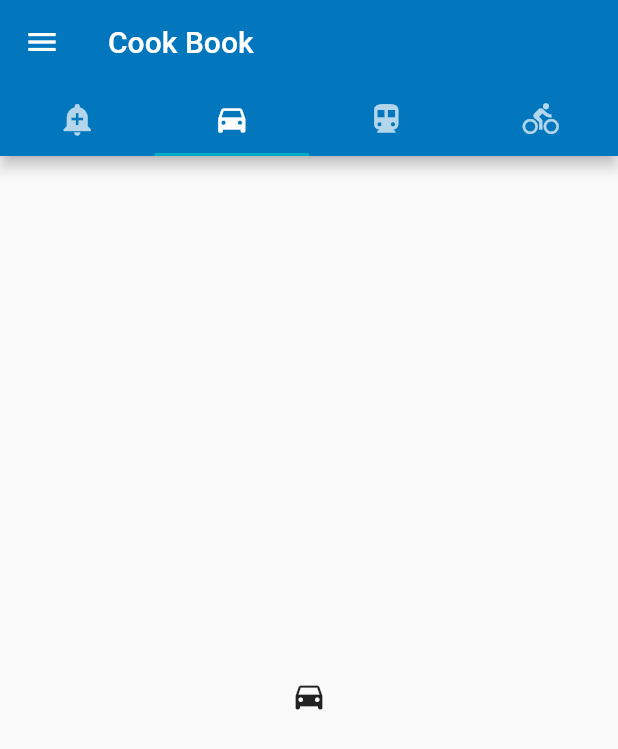
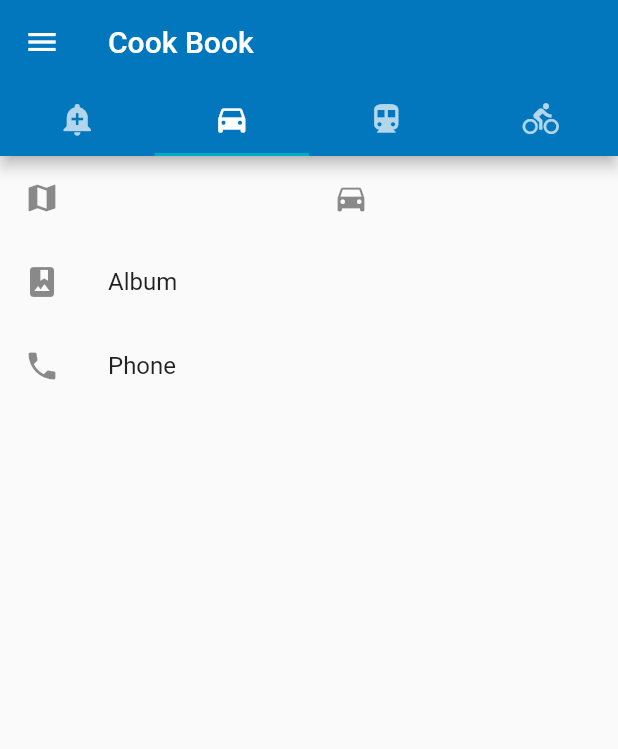
Before and after one commit to javyliu/flutter_cookbook, a Flutter app: the screen it shows after launch, tab 2 chosen, on a phone screen of 412 x 824 dp. Shown: the top 749 px of the screen. Run offline on Flutter 3.47's test engine with Material 2 defaults, Android fonts, the light colour scheme and no system bars; our stand-ins replace transparent_image; Roboto replaces fonts that are missing (Georgia).

Commit message:
update files

```diff
--- a/lib/routes/app_routes.dart
+++ b/lib/routes/app_routes.dart
@@ -1,4 +1,5 @@
 import 'package:cookbook/widgets/form_validation.dart';
+import 'package:cookbook/widgets/swipe_dismiss.dart';
 import 'package:flutter/material.dart';
 
 import '../widgets/menu_list.dart';
@@ -17,6 +18,7 @@ final List<Map> oriRoutes = [
   {"title": "渐隐动画", "path": "/fade_widget", "fun": (context) => FadeWidget()},
   {"title": TOrientation.name, "path": "/orientation", "fun": (context) => TOrientation()},
   {"title": FormValidation.name, "path": "/form_validation", "fun": (context) => FormValidation()},
+  {"title": SwipeDismiss.name, "path": "/swipe_dissmiss", "fun": (context) => SwipeDismiss()},
 ];
 
 Map<String, WidgetBuilder> routes() {
--- a/lib/widgets/menu_list.dart
+++ b/lib/widgets/menu_list.dart
@@ -1,6 +1,7 @@
 import 'package:flutter/material.dart';
 
 import '../routes/app_routes.dart';
+import 'package:transparent_image/transparent_image.dart';
 
 class MenuList extends StatelessWidget {
   @override
@@ -42,9 +43,59 @@ class MenuList extends StatelessWidget {
                 onPressed: () => _globalKey.currentState.showSnackBar(snackBar),
               ),
             ),
-            Icon(Icons.directions_car),
-            Icon(Icons.directions_transit),
-            Icon(Icons.directions_bike),
+            ListView(
+              scrollDirection: Axis.vertical,
+              children: [
+                ListTile(
+                  leading: Icon(Icons.map),
+                  title: Icon(Icons.directions_car),
+                ),
+                ListTile(
+                  leading: Icon(Icons.photo_album),
+                  title: Text("Album"),
+                ),
+                ListTile(
+                  leading: Icon(Icons.phone),
+                  title: Text("Phone"),
+                )
+              ],
+            ),
+            Container(
+              height: 200.0,
+              child: ListView(
+                scrollDirection: Axis.horizontal,
+                children: [
+                  Container(
+                    width: 160,
+                    color: Colors.blue,
+                  ),
+                  Container(
+                    width: 160,
+                    color: Colors.blue[300],
+                  ),
+                  Container(
+                    width: 160,
+                    color: Colors.blue[600],
+                  )
+                ],
+              ),
+            ),
+            Column(
+              children: [
+                Icon(Icons.directions_bike),
+                Image.network(
+                  'https://picsum.photos/250?image=9',
+                ),
+                Stack(children: [
+                  Center(
+                    child: CircularProgressIndicator(),
+                  ),
+                  Center(
+                    child: FadeInImage.memoryNetwork(placeholder: kTransparentImage, image: 'https://picsum.photos/250?image=9'),
+                  ),
+                ]),
+              ],
+            ),
           ],
         ),
         drawer: Drawer(
@@ -60,7 +111,10 @@ class MenuList extends StatelessWidget {
             ]..addAll(oriRoutes.map((el) {
                 return ListTile(
                   title: Text(el["title"]),
-                  onTap: () => Navigator.push(context, MaterialPageRoute(builder: el["fun"])),
+                  onTap: () {
+                    Navigator.pop(context);
+                    return Navigator.push(context, MaterialPageRoute(builder: el["fun"]));
+                  },
                 );
               })),
           ),
--- a/pubspec.yaml
+++ b/pubspec.yaml
@@ -28,6 +28,7 @@ dependencies:
   # The following adds the Cupertino Icons font to your application.
   # Use with the CupertinoIcons class for iOS style icons.
   cupertino_icons: ^1.0.0
+  transparent_image: ^1.0.0
 
 dev_dependencies:
   flutter_test:
```
Also changed, not shown: lib/widgets/form_validation.dart (+28 -1 lines), lib/widgets/swipe_dismiss.dart (added, +49 -0 lines), pubspec.lock.
